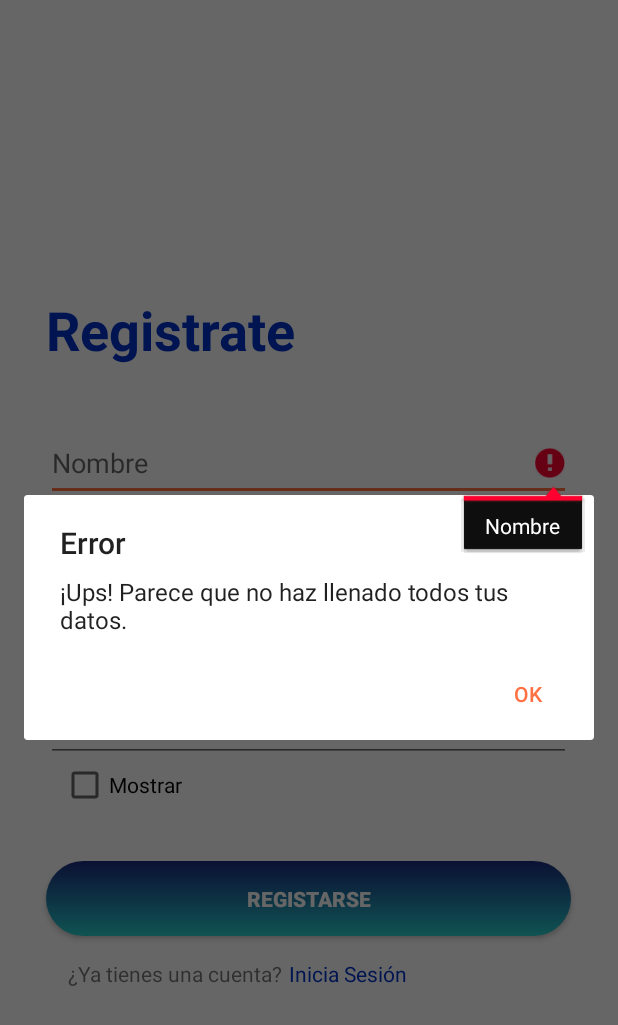
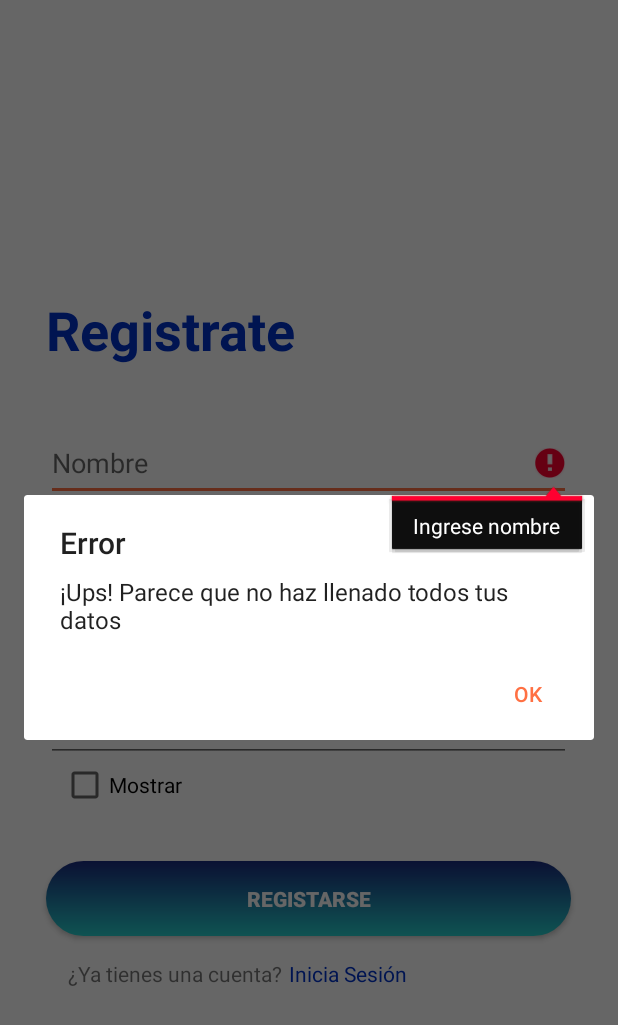
Before and after one commit to OctavioProgramador/MyTutorEd, an Android app: the activity_register screen opened directly, with no data from a screen before it, after a tap on "REGISTARSE", on a phone screen of 412 x 824 dp. Shown: the top 1025 px of the screen. Run offline under Robolectric (Android 15) with nearby library versions, the phone set to English and light mode, and no system bars; our stand-ins replace Firebase (no records; nobody signed in at launch, a user with empty details on screens opened directly).

Commit message:
casos de prueba

```diff
--- a/app/src/main/java/com/example/gg/activity_register.kt
+++ b/app/src/main/java/com/example/gg/activity_register.kt
@@ -5,6 +5,7 @@ import android.content.Intent
 import android.os.Bundle
 import android.text.InputType
 import android.text.TextUtils
+import android.util.Patterns
 import android.view.View
 import android.widget.CheckBox
 import android.widget.EditText
@@ -97,8 +98,16 @@ class activity_register : AppCompatActivity() {
                     userDB.child("Nombre").setValue(username)
                     userDB.child("Apellido").setValue(lastname)
                     userDB.child("Email").setValue(email)
-                    //userDB.child("Contraseña").setValue(password)
+                    userDB.child("Contraseña").setValue(password)
                    login()
+                }
+                else if (!Patterns.EMAIL_ADDRESS.matcher(email).matches())
+                {
+                    txtEmail.setError("Email no válido")
+                }
+                else if(auth.currentUser != null)
+                {
+                    Toast.makeText(this, "Usuario registrado.", Toast.LENGTH_LONG).show()
                 }
                 else
                 {
@@ -110,20 +119,40 @@ class activity_register : AppCompatActivity() {
         }
         else //Hay campos vacios
         {
-            val builder = AlertDialog.Builder(this)
-            builder.setTitle("Error")
-            builder.setMessage("¡Ups! Parece que no haz llenado todos tus datos.")
-            builder.setPositiveButton("OK",null)
-            val dialog:AlertDialog=builder.create()
-            dialog.show()
+
 
             //Muestra en que parte esta el error
-            if(TextUtils.isEmpty(username) && TextUtils.isEmpty(lastname) && TextUtils.isEmpty(email) && TextUtils.isEmpty(password))
+            if(TextUtils.isEmpty(username) || TextUtils.isEmpty(lastname) || TextUtils.isEmpty(email) || TextUtils.isEmpty(password))
             {
-                txtUsename.setError("Nombre");
-                txtLastName.setError("Apellido");
-                txtEmail.setError("Email");
-                txtPassword.setError("Contraseña");
+                val builder = AlertDialog.Builder(this)
+                builder.setTitle("Error")
+                builder.setMessage("¡Ups! Parece que no haz llenado todos tus datos")
+                builder.setPositiveButton("OK",null)
+                val dialog:AlertDialog=builder.create()
+                dialog.show()
+                if(TextUtils.isEmpty(username))
+                {
+                    txtUsename.setError("Ingrese nombre")
+                }
+                if(TextUtils.isEmpty(lastname))
+                {
+                    txtLastName.setError("Ingrese apellido")
+                }
+                if(TextUtils.isEmpty(email))
+                {
+                    txtEmail.setError("Ingrese Email")
+                }
+                if(TextUtils.isEmpty(password))
+                {
+                    txtPassword.setError("Ingrese contraseña")
+
+                }
+                if (!Patterns.EMAIL_ADDRESS.matcher(email).matches())
+                {
+                    txtEmail.setError("Email no válido")
+
+                }
+
             }
 
         }
--- a/app/src/main/res/layout/activity_login.xml
+++ b/app/src/main/res/layout/activity_login.xml
@@ -60,7 +60,7 @@
                 android:layout_height="wrap_content"
                 android:layout_marginLeft="60dp"
 
-                android:text="Olvide mi contraseña"
+                android:text="Olvidé mi contraseña"
                 android:textSize="14sp"
                 android:textStyle="bold"
                 />
```
Also changed, not shown: app/src/main/java/com/example/gg/Activity_Profile.kt (+8 -0 lines), app/src/main/java/com/example/gg/activity_forgotPassword.kt (+17 -17 lines), app/src/main/java/com/example/gg/activity_login.kt (+87 -50 lines), app/src/main/res/values/strings.xml (+16 -0 lines), 2 other files.
